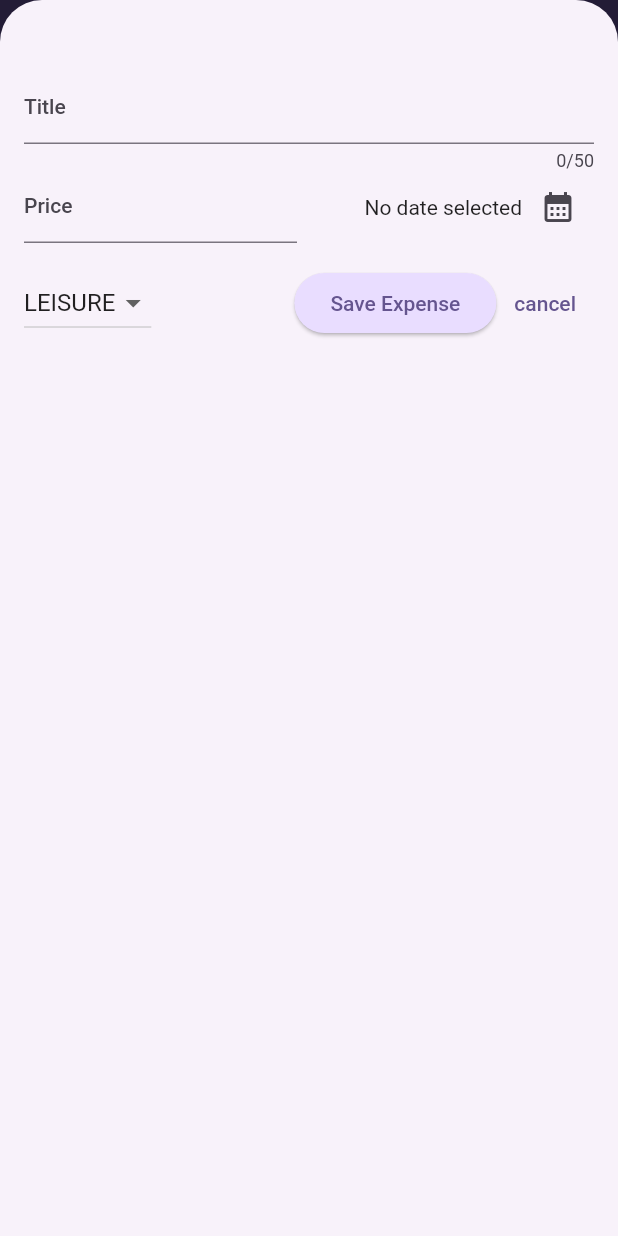
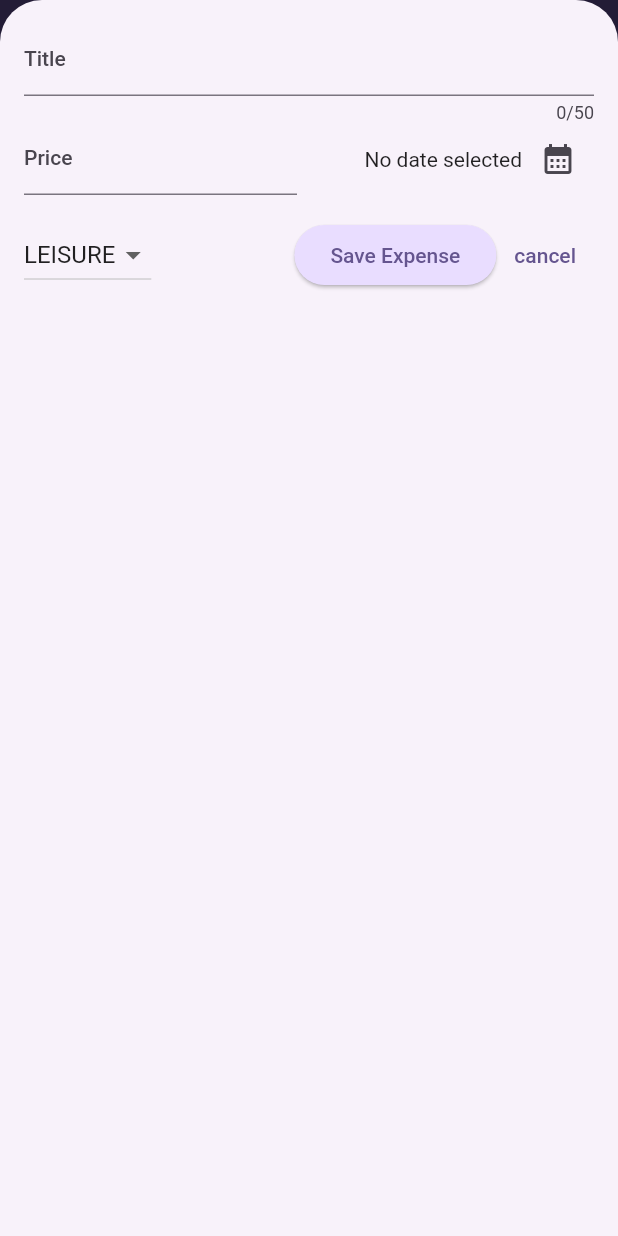
Before and after one commit to AndroidKarlos/ExpensesTracker, a Flutter app: the screen it shows after launch, after a tap on the "add" icon, on a phone screen of 412 x 824 dp. Run offline on Flutter 3.47's test engine with Material 2 defaults, Android fonts, the phone set to English and light mode, and no system bars.

Commit message:
implementing responsiveness

```diff
--- a/lib/main.dart
+++ b/lib/main.dart
@@ -1,5 +1,6 @@
 import 'package:expense_tracker/widget/expenses.dart';
 import 'package:flutter/material.dart';
+//import 'package:flutter/services.dart';
 
 var kColorScheme = ColorScheme.fromSeed(
   seedColor: const Color.fromARGB(255, 96, 59, 181),
@@ -11,6 +12,9 @@ var kDarkColorScheme = ColorScheme.fromSeed(
 );
 
 void main() {
+  // WidgetsFlutterBinding.ensureInitialized();
+  // SystemChrome.setPreferredOrientations([DeviceOrientation.portraitUp])
+  //     .then((fn) {
   runApp(MaterialApp(
     darkTheme: ThemeData.dark().copyWith(
       useMaterial3: true,
@@ -32,7 +36,7 @@ void main() {
     theme: ThemeData().copyWith(
       useMaterial3: true,
       colorScheme: kColorScheme,
-      appBarTheme: AppBarTheme().copyWith(
+      appBarTheme: const AppBarTheme().copyWith(
         backgroundColor: kColorScheme.onPrimaryContainer,
         foregroundColor: kColorScheme.primaryContainer,
       ),
@@ -56,4 +60,5 @@ void main() {
     ),
     home: const Expenses(),
   ));
+  // });
 }
--- a/lib/widget/expenses.dart
+++ b/lib/widget/expenses.dart
@@ -18,6 +18,7 @@ class _ExpensesState extends State<Expenses> {
 
   void _openAddExpenseOverlay() {
     showModalBottomSheet(
+      useSafeArea: true,
       isScrollControlled: true,
       context: context,
       builder: (ctx) => NewExpense(onAddExpense: _addExpense),
@@ -54,6 +55,8 @@ class _ExpensesState extends State<Expenses> {
 
   @override
   Widget build(BuildContext context) {
+    final widht = MediaQuery.of(context).size.width;
+
     Widget mainContent = const Center(
       child: Text('No expenses found. Start adding some!'),
     );
@@ -75,12 +78,23 @@ class _ExpensesState extends State<Expenses> {
           ),
         ],
       ),
-      body: Column(
-        children: [
-          Chart(expenses: _registeredExpenses),
-          Expanded(child: mainContent),
-        ],
-      ),
+      body: widht < 600
+          ? Column(
+              children: [
+                Chart(expenses: _registeredExpenses),
+                Expanded(child: mainContent),
+              ],
+            )
+          : Row(
+              children: [
+                Expanded(
+                  child: Chart(expenses: _registeredExpenses),
+                ),
+                Expanded(
+                  child: mainContent,
+                ),
+              ],
+            ),
     );
   }
 }
--- a/lib/widget/new_expense.dart
+++ b/lib/widget/new_expense.dart
@@ -76,8 +76,13 @@ class _NewExpenseState extends State<NewExpense> {
 
   @override
   Widget build(BuildContext context) {
-    return Padding(
-      padding: const EdgeInsets.fromLTRB(16, 48, 16, 16),
+    final keyboardSpace = MediaQuery.of(context).viewInsets.bottom;
+    return LayoutBuilder(builder: (ctx, constraints) {
+      return SizedBox(
+        height: double.infinity,
+        child: SingleChildScrollView(
+          child: Padding(
+            padding: EdgeInsets.fromLTRB(16, 16, 16, keyboardSpace + 16),
             child: Column(
               children: [
                 TextField(
@@ -157,6 +162,9 @@ class _NewExpenseState extends State<NewExpense> {
                 )
               ],
             ),
+          ),
+        ),
       );
+    });
   }
 }
```
Lines whose indentation alone changed are shown as unchanged.
